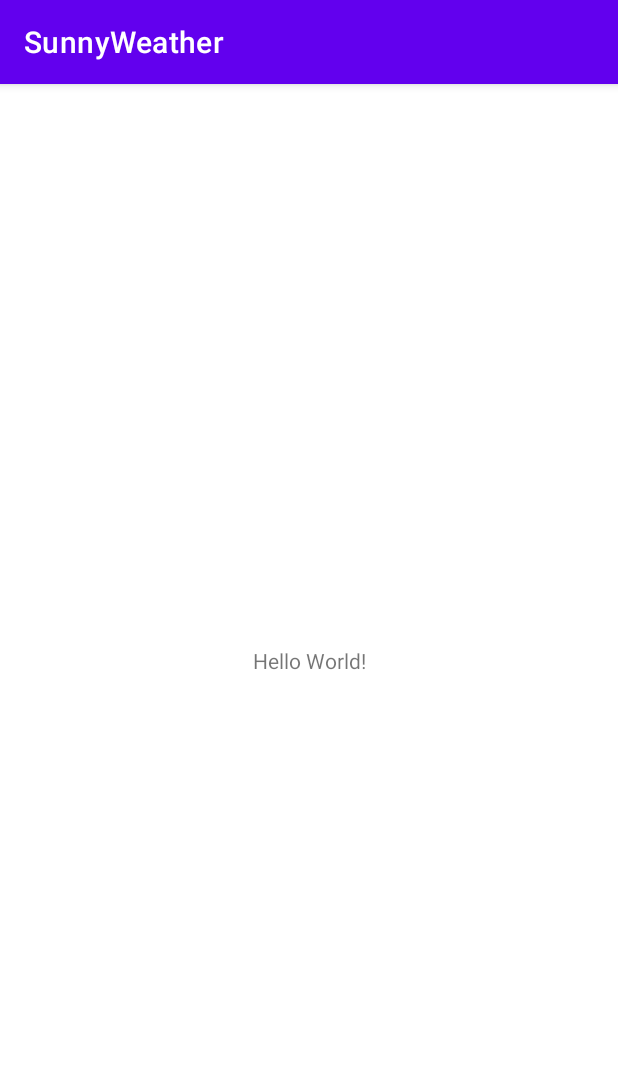
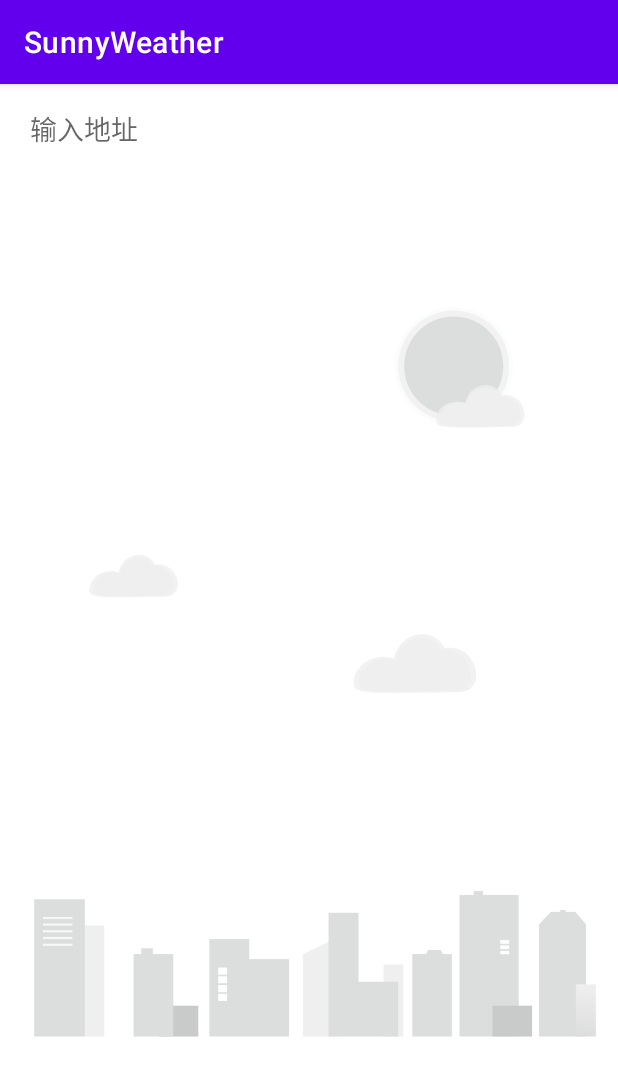
Before and after one commit to NYK1024212458/SunnyWeather, an Android app: the screen it shows after launch (MainActivity), on a phone screen of 412 x 824 dp. Shown: the top 1076 px of the screen. Run offline under Robolectric (Android 15) with nearby library versions, the phone set to English and light mode, and no system bars.

Commit message:
搭建mvvm和一些ui布局开发

```diff
--- a/app/src/main/AndroidManifest.xml
+++ b/app/src/main/AndroidManifest.xml
@@ -3,6 +3,7 @@
     xmlns:tools="http://schemas.android.com/tools">
 
     <application
+        android:name=".SunnyWeatherApplication"
         android:allowBackup="true"
         android:dataExtractionRules="@xml/data_extraction_rules"
         android:fullBackupContent="@xml/backup_rules"
--- a/app/src/main/java/com/kunkun/sunnyweather/MainActivity.kt
+++ b/app/src/main/java/com/kunkun/sunnyweather/MainActivity.kt
@@ -4,8 +4,10 @@ import androidx.appcompat.app.AppCompatActivity
 import android.os.Bundle
 
 class MainActivity : AppCompatActivity() {
+//    lateinit var
     override fun onCreate(savedInstanceState: Bundle?) {
         super.onCreate(savedInstanceState)
         setContentView(R.layout.activity_main)
+
     }
 }
--- /dev/null
+++ b/app/src/main/java/com/kunkun/sunnyweather/SunnyWeatherApplication.kt
@@ -0,0 +1,18 @@
+package com.kunkun.sunnyweather
+
+import android.app.Application
+import android.content.Context
+
+class SunnyWeatherApplication : Application() {
+    //定义一个companion object
+    companion object {
+        lateinit var context: Context
+        //保存token
+        const val  TOKEN="sTnnWIAyGVGLh51r"
+    }
+
+    override fun onCreate() {
+        super.onCreate()
+        context = applicationContext
+    }
+}
--- a/app/src/main/res/layout/activity_main.xml
+++ b/app/src/main/res/layout/activity_main.xml
@@ -1,19 +1,45 @@
 <?xml version="1.0" encoding="utf-8"?>
-<androidx.constraintlayout.widget.ConstraintLayout
+<RelativeLayout
     xmlns:android="http://schemas.android.com/apk/res/android"
     xmlns:app="http://schemas.android.com/apk/res-auto"
     xmlns:tools="http://schemas.android.com/tools"
     android:layout_width="match_parent"
     android:layout_height="match_parent"
     tools:context=".MainActivity">
+    <ImageView
+        android:src="@drawable/bg_place"
+        android:layout_alignParentBottom="true"
+        android:id="@+id/bgimageview"
+        android:layout_width="match_parent"
+        android:layout_height="wrap_content"/>
+    <FrameLayout
+        android:id="@+id/actionBarLayout"
+        android:layout_width="match_parent"
+        android:layout_height="60dp">
+        <EditText
+            android:background="@drawable/search_bg"
+            android:hint="输入地址"
+            android:paddingRight="10dp"
+            android:paddingLeft="10dp"
+            android:layout_marginLeft="10dp"
+            android:layout_marginRight="10dp"
+            android:layout_gravity="center_vertical"
+            android:id="@+id/searchPlaceEdit"
+            android:layout_width="match_parent"
+            android:layout_height="40dp">
 
-    <TextView
-        android:layout_width="wrap_content"
-        android:layout_height="wrap_content"
-        android:text="Hello World!"
-        app:layout_constraintBottom_toBottomOf="parent"
-        app:layout_constraintEnd_toEndOf="parent"
-        app:layout_constraintStart_toStartOf="parent"
-        app:layout_constraintTop_toTopOf="parent" />
+        </EditText>
 
-</androidx.constraintlayout.widget.ConstraintLayout>
+    </FrameLayout>
+    <androidx.recyclerview.widget.RecyclerView
+        android:visibility="gone"
+        android:id="@+id/search_recyclerview"
+        android:layout_width="match_parent"
+        android:layout_height="match_parent">
+
+    </androidx.recyclerview.widget.RecyclerView>
+
+
+
+
+</RelativeLayout>
```
Also changed, not shown: app/build.gradle (+7 -2 lines), app/src/main/java/com/kunkun/sunnyweather/logic/Repository.kt (added, +31 -0 lines), app/src/main/java/com/kunkun/sunnyweather/logic/model/PlaceResponse.kt (added, +86 -0 lines), app/src/main/java/com/kunkun/sunnyweather/logic/network/PlaceService.kt (added, +13 -0 lines), app/src/main/java/com/kunkun/sunnyweather/logic/network/ServiceCreator.kt (added, +20 -0 lines), app/src/main/java/com/kunkun/sunnyweather/logic/network/SunnyWeatherNetWork.kt (added, +35 -0 lines), app/src/main/java/com/kunkun/sunnyweather/ui/place/PlaceViewModel.kt (added, +27 -0 lines), app/src/main/res/layout/place_item.xml (added, +35 -0 lines).
